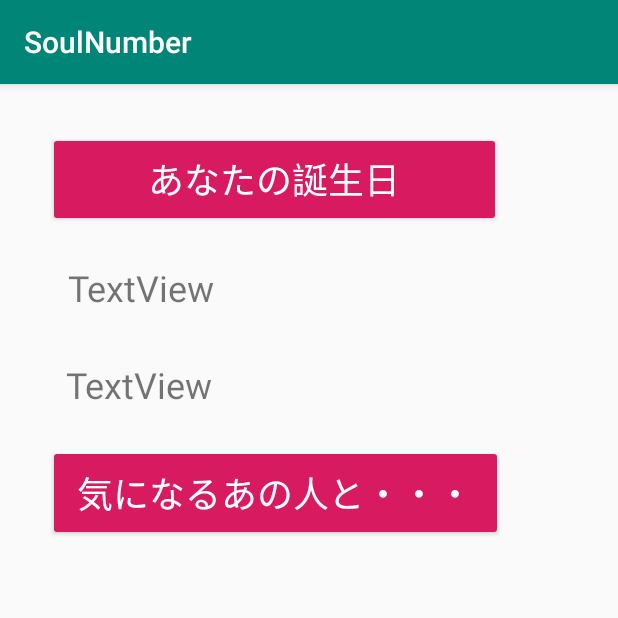
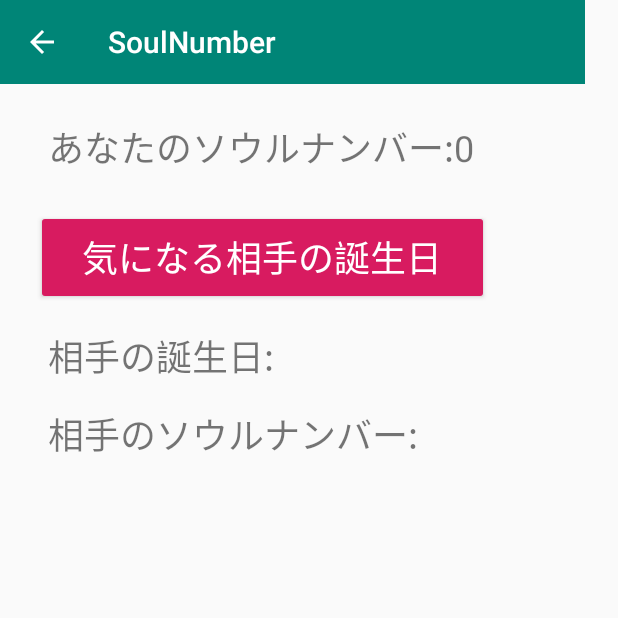
Before and after one commit to masterpiece015v/soulnumber, an Android app: the screen it shows after launch (MainActivity before the commit, Main2Activity after it), after a tap on "気になるあの人と・・・", on a phone screen of 412 x 824 dp, the top half of it. Run offline under Robolectric (Android 15) with nearby library versions, the phone set to English and light mode, and no system bars.

Commit message:
20190207003

```diff
--- /dev/null
+++ b/app/src/main/java/tokyo/mp015v/soulnumber/Main2Activity.kt
@@ -0,0 +1,50 @@
+package tokyo.mp015v.soulnumber
+
+import android.app.DatePickerDialog
+import android.support.v7.app.AppCompatActivity
+import android.os.Bundle
+import android.support.v7.widget.Toolbar
+import android.widget.Button
+import android.widget.TextView
+
+
+class Main2Activity : AppCompatActivity() {
+
+    override fun onCreate(savedInstanceState: Bundle?) {
+        super.onCreate(savedInstanceState)
+        setContentView(R.layout.activity_main2)
+        //ソウルナンバー
+        var soulnum = 0
+
+        //Viewを変数にする
+        val toolbar = findViewById(R.id.toolbar) as Toolbar
+        val btn_birthday2 = findViewById(R.id.btn_birthday2) as Button
+        val txt_birthday2 = findViewById(R.id.txt_birthday2) as TextView
+        val txt_soulnum2 = findViewById(R.id.txt_soulnum2) as TextView
+        val txt_soulnum3 = findViewById(R.id.txt_soulnum3) as TextView
+
+        //戻るボタンの設定
+        setSupportActionBar( toolbar )
+
+        supportActionBar?.let{
+            it.setDisplayHomeAsUpEnabled(true)
+            it.setHomeButtonEnabled(true)
+        }?:IllegalAccessException("Toolber cannot be null")
+
+        //自分のソウルナンバーを表示する
+
+        txt_soulnum2.text = "あなたのソウルナンバー:${MainActivity.soulnumber}"
+
+        //イベント
+        btn_birthday2.setOnClickListener {
+            soulnum = 0
+            val dialog = DatePickerDialog(this,{view, year, month, dayOfMonth ->
+                txt_birthday2.text = "相手の誕生日:${year}年${month+1}月${dayOfMonth}日"
+                soulnum = getSoulNumber(year,month+1,dayOfMonth)
+                txt_soulnum3.text = "相手のソウルナンバー:${soulnum}"
+            },2000,1,1)
+
+            dialog.show()
+        }
+    }
+}
--- a/app/src/main/java/tokyo/mp015v/soulnumber/MainActivity.kt
+++ b/app/src/main/java/tokyo/mp015v/soulnumber/MainActivity.kt
@@ -1,15 +1,40 @@
 package tokyo.mp015v.soulnumber
 
 import android.app.DatePickerDialog
+import android.content.Intent
 import android.support.v7.app.AppCompatActivity
 import android.os.Bundle
 import android.widget.Button
 import android.widget.TextView
 
+//グローバル関数
+fun getSoulNumber( year:Int,month:Int,dayOfWeek:Int):Int{
+    val str_birthday = year.toString() + month.toString() + dayOfWeek.toString()
+    return getSoulNumber(str_birthday)
+}
+
+fun getSoulNumber( str_birthday : String):Int{
+    var tempsoulnum = 0
+    str_birthday.forEach{
+        tempsoulnum = tempsoulnum + (it.toInt() - 48)
+    }
+    //ぞろ目以外で10以上
+    if( tempsoulnum % 11 != 0 && tempsoulnum >= 10){
+        tempsoulnum = tempsoulnum / 10 + tempsoulnum % 10
+    }
+    //それでも10以上
+    if( tempsoulnum % 11 != 0 && tempsoulnum >= 10 ){
+        tempsoulnum = tempsoulnum /10 + tempsoulnum % 10
+    }
+
+    return tempsoulnum
+}
+
 class MainActivity : AppCompatActivity() {
     companion object {
         var soulnumber : Int = 0
         var birthday : String? = null
+
     }
 
     override fun onCreate(savedInstanceState: Bundle?) {
@@ -17,30 +42,38 @@ class MainActivity : AppCompatActivity() {
         setContentView(R.layout.activity_main)
 
         //Viewの変数化
-        val btn_birthday = findViewById<Button>(R.id.btn_birthday)
-        val btn_comp = findViewById<Button>(R.id.btn_comp)
-        val txt_birthday = findViewById<TextView>(R.id.txt_birthday)
-        val txt_soulnumber = findViewById<TextView>(R.id.txt_soulnumber)
+        val btn_birthday = findViewById(R.id.btn_birthday) as Button
+        val btn_comp = findViewById(R.id.btn_comp) as Button
+        val btn_personal = findViewById(R.id.btn_personal) as Button
+        val txt_birthday = findViewById(R.id.txt_birth) as TextView
+        val txt_soulnumber = findViewById(R.id.txt_soulnum2) as TextView
 
         //イベント登録
         btn_birthday.setOnClickListener {
+
             val dialog = DatePickerDialog(
                     this,
                     {view, year, month, dayOfMonth ->
                         txt_birthday.text = "誕生日:${year}年${month+1}月${dayOfMonth}日"
-                        //ソウルナンバーの算出
-                        val strbirthday = year.toString()+(month+1).toString()+dayOfMonth
-                        strbirthday.forEach{
-                            soulnumber = soulnumber + (it.toInt() - 48)
-                        }
+
+                        soulnumber = getSoulNumber( year,month+1,dayOfMonth )
+
                         txt_soulnumber.text = "ソウルナンバー:${soulnumber}"
                     },2000,1,1
             )
             dialog.show()
         }
 
+        //気になるあの人と
         btn_comp.setOnClickListener {
+            val intent = Intent(applicationContext,Main2Activity::class.java)
+            startActivity( intent )
+        }
 
+        //あなたの性格
+        btn_personal.setOnClickListener {
+            val intent = Intent(applicationContext,Main3Activity::class.java)
+            startActivity( intent )
 
         }
     }
--- /dev/null
+++ b/app/src/main/res/layout/activity_main2.xml
@@ -0,0 +1,63 @@
+<?xml version="1.0" encoding="utf-8"?>
+<android.support.constraint.ConstraintLayout xmlns:android="http://schemas.android.com/apk/res/android"
+    xmlns:app="http://schemas.android.com/apk/res-auto"
+    xmlns:tools="http://schemas.android.com/tools"
+    android:layout_width="match_parent"
+    android:layout_height="match_parent"
+    tools:context=".Main2Activity">
+
+    <android.support.v7.widget.Toolbar
+        android:id="@+id/toolbar"
+        android:layout_width="390dp"
+        android:layout_height="wrap_content"
+        android:background="?attr/colorPrimary"
+        android:minHeight="?attr/actionBarSize"
+        android:theme="?attr/actionBarTheme"
+        app:layout_constraintStart_toStartOf="parent"
+        app:layout_constraintTop_toTopOf="parent" />
+
+    <Button
+        android:id="@+id/btn_birthday2"
+        style="@style/Widget.AppCompat.Button.Colored"
+        android:layout_width="302dp"
+        android:layout_height="63dp"
+        android:layout_marginStart="24dp"
+        android:layout_marginTop="24dp"
+        android:text="気になる相手の誕生日"
+        android:textSize="24sp"
+        app:layout_constraintStart_toStartOf="parent"
+        app:layout_constraintTop_toBottomOf="@+id/txt_soulnum2" />
+
+    <TextView
+        android:id="@+id/txt_birthday2"
+        android:layout_width="wrap_content"
+        android:layout_height="wrap_content"
+        android:layout_marginStart="32dp"
+        android:layout_marginTop="16dp"
+        android:text="相手の誕生日:"
+        android:textSize="24sp"
+        app:layout_constraintStart_toStartOf="parent"
+        app:layout_constraintTop_toBottomOf="@+id/btn_birthday2" />
+
+    <TextView
+        android:id="@+id/txt_soulnum3"
+        android:layout_width="wrap_content"
+        android:layout_height="wrap_content"
+        android:layout_marginStart="32dp"
+        android:layout_marginTop="16dp"
+        android:text="相手のソウルナンバー:"
+        android:textSize="24sp"
+        app:layout_constraintStart_toStartOf="parent"
+        app:layout_constraintTop_toBottomOf="@+id/txt_birthday2" />
+
+    <TextView
+        android:id="@+id/txt_soulnum2"
+        android:layout_width="wrap_content"
+        android:layout_height="wrap_content"
+        android:layout_marginStart="32dp"
+        android:layout_marginTop="24dp"
+        android:text="TextView"
+        android:textSize="24sp"
+        app:layout_constraintStart_toStartOf="parent"
+        app:layout_constraintTop_toBottomOf="@+id/toolbar" />
+</android.support.constraint.ConstraintLayout>
```
Also changed, not shown: app/src/main/AndroidManifest.xml (+6 -1 lines), app/src/main/java/tokyo/mp015v/soulnumber/Main3Activity.kt (added, +98 -0 lines), app/src/main/res/layout/activity_main.xml (+21 -8 lines), app/src/main/res/layout/activity_main3.xml (added, +52 -0 lines).
